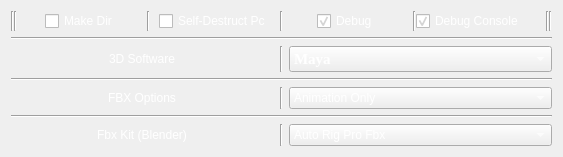
Above: src/fbxoptions.ui from leetdvn/LeeAutoExportFBX before the change. Below: the same form after it.
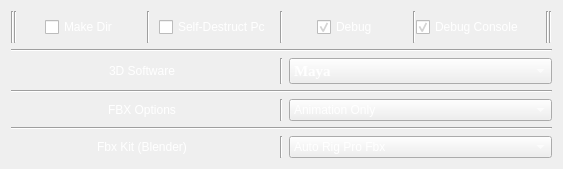
That is the form after the change.

```diff
--- a/src/fbxoptions.ui
+++ b/src/fbxoptions.ui
@@ -7,7 +7,7 @@
     <x>0</x>
     <y>0</y>
     <width>563</width>
-    <height>134</height>
+    <height>169</height>
    </rect>
   </property>
   <property name="windowTitle">
```
Left out of the diff: 2 changed lines with no effect on the pictures.
